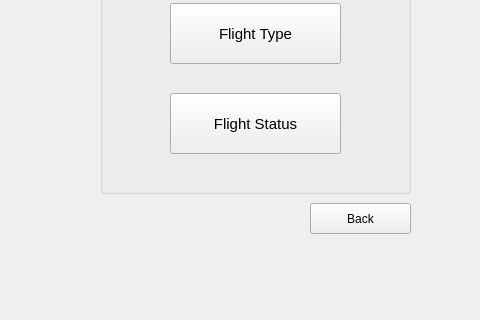
Old version of the form FlightManager.ui in the repository Muneeba-Badar/DB-Final-Project; both pictures show x 170 to 650 and y 247 to 567 of the 826 by 567 pixel window.
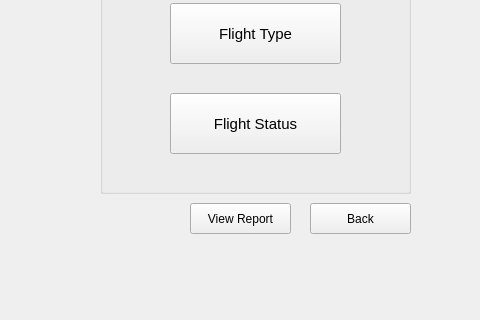
New version of the form.

```diff
--- a/FlightManager.ui
+++ b/FlightManager.ui
@@ -125,6 +125,24 @@
      <string>Flight Manager</string>
     </property>
    </widget>
+   <widget class="QPushButton" name="flightReport">
+    <property name="geometry">
+     <rect>
+      <x>360</x>
+      <y>450</y>
+      <width>101</width>
+      <height>31</height>
+     </rect>
+    </property>
+    <property name="font">
+     <font>
+      <pointsize>9</pointsize>
+     </font>
+    </property>
+    <property name="text">
+     <string>View Report</string>
+    </property>
+   </widget>
   </widget>
   <widget class="QMenuBar" name="menubar">
    <property name="geometry">
```
Left out of the diff: 2 changed lines with no effect on the pictures.
